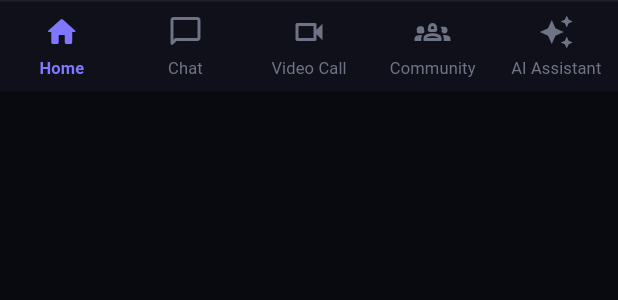
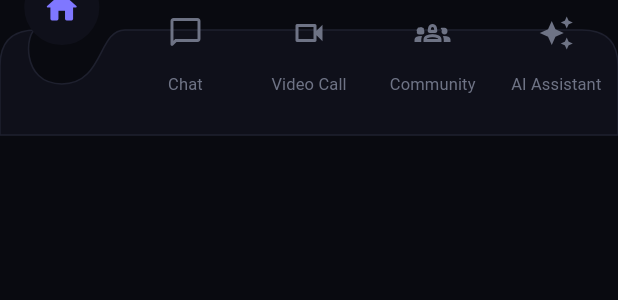
Before and after one commit to aniket120208-cmyk/Quorum_App, a Flutter app: the CustomBottomNavBar widget shown alone on an empty page, opened directly with empty values, on a phone screen of 412 x 824 dp. Shown: the top 300 px of the screen. Run offline on Flutter 3.47's test engine with Material 3 defaults, Android fonts, the phone set to English and light mode, and no system bars; our stand-ins replace dio, file_picker, flutter_secure_storage, image_picker, permission_handler, share_plus and 2 more; missing offline and left inert: flutter_webrtc; accounts and stored records are empty; network calls fail.

Commit message:
feat: update bottom nav bar design

```diff
--- a/lib/screens/home_screen/bottom_nav_bar.dart
+++ b/lib/screens/home_screen/bottom_nav_bar.dart
@@ -16,20 +16,39 @@ class CustomBottomNavBar extends StatelessWidget {
     const Color activeColor = Color(0xFF7F77FF);
     const Color inactiveColor = Color(0xFF6E7385);
 
-    return Container(
-      decoration: const BoxDecoration(
-        color: barBackgroundColor,
-        border: Border(
-          top: BorderSide(
-            color: Color(0xFF1E202E),
-            width: 1.0,
+    return SizedBox(
+      height: 90,
+      child: Stack(
+        clipBehavior: Clip.none,
+        children: [
+          Positioned(
+            bottom: 0,
+            left: 0,
+            right: 0,
+            child: TweenAnimationBuilder<double>(
+              tween: Tween<double>(
+                begin: currentIndex.toDouble(),
+                end: currentIndex.toDouble(),
+              ),
+              duration: const Duration(milliseconds: 300),
+              curve: Curves.easeInOut,
+              builder: (context, animValue, child) {
+                return CustomPaint(
+                  size: Size(MediaQuery.of(context).size.width, 70),
+                  painter: _NavBarPainter(
+                    selectedIndex: animValue,
+                    backgroundColor: barBackgroundColor,
+                  ),
+                );
+              },
             ),
           ),
-      ),
+          Positioned(
+            bottom: 24,
+            left: 0,
+            right: 0,
             child: SafeArea(
               top: false,
-        child: Padding(
-          padding: const EdgeInsets.symmetric(vertical: 8.0),
               child: Row(
                 mainAxisAlignment: MainAxisAlignment.spaceAround,
                 children: [
@@ -40,6 +59,7 @@ class CustomBottomNavBar extends StatelessWidget {
                     activeColor: activeColor,
                     inactiveColor: inactiveColor,
                     onTap: () => onTap(0),
+                    isFloating: currentIndex == 0,
                   ),
                   _NavItem(
                     icon: Icons.chat_bubble_outline_rounded,
@@ -48,6 +68,7 @@ class CustomBottomNavBar extends StatelessWidget {
                     activeColor: activeColor,
                     inactiveColor: inactiveColor,
                     onTap: () => onTap(1),
+                    isFloating: currentIndex == 1,
                   ),
                   _NavItem(
                     icon: Icons.videocam_outlined,
@@ -56,6 +77,7 @@ class CustomBottomNavBar extends StatelessWidget {
                     activeColor: activeColor,
                     inactiveColor: inactiveColor,
                     onTap: () => onTap(2),
+                    isFloating: currentIndex == 2,
                   ),
                   _NavItem(
                     icon: Icons.groups_2_outlined,
@@ -64,6 +86,7 @@ class CustomBottomNavBar extends StatelessWidget {
                     activeColor: activeColor,
                     inactiveColor: inactiveColor,
                     onTap: () => onTap(3),
+                    isFloating: currentIndex == 3,
                   ),
                   _NavItem(
                     icon: Icons.auto_awesome,
@@ -72,12 +95,85 @@ class CustomBottomNavBar extends StatelessWidget {
                     activeColor: activeColor,
                     inactiveColor: inactiveColor,
                     onTap: () => onTap(4),
+                    isFloating: currentIndex == 4,
                   ),
                 ],
               ),
             ),
           ),
+        ],
+      ),
     );
+  }
+}
+
+class _NavBarPainter extends CustomPainter {
+  final double selectedIndex;
+  final Color backgroundColor;
+
+  _NavBarPainter({
+    required this.selectedIndex,
+    required this.backgroundColor,
+  });
+
+  @override
+  void paint(Canvas canvas, Size size) {
+    final Paint paint = Paint()
+      ..color = backgroundColor
+      ..style = PaintingStyle.fill;
+
+    final Paint borderPaint = Paint()
+      ..color = const Color(0xFF1E202E)
+      ..style = PaintingStyle.stroke
+      ..strokeWidth = 1.0;
+
+    final Path path = Path();
+    final double itemWidth = size.width / 5;
+    final double currentCenterX = itemWidth * selectedIndex + (itemWidth / 2);
+
+    const double cornerRadius = 24.0;
+    const double notchRadius = 32.0;
+
+    path.moveTo(0, cornerRadius);
+    path.quadraticBezierTo(0, 0, cornerRadius, 0);
+
+    final double leftCutoutStart = currentCenterX - 42;
+    if (leftCutoutStart > cornerRadius) {
+      path.lineTo(leftCutoutStart, 0);
+    }
+
+    path.cubicTo(
+      currentCenterX - 24,
+      0,
+      currentCenterX - 28,
+      notchRadius + 4,
+      currentCenterX,
+      notchRadius + 4,
+    );
+    path.cubicTo(
+      currentCenterX + 28,
+      notchRadius + 4,
+      currentCenterX + 24,
+      0,
+      currentCenterX + 42,
+      0,
+    );
+
+    final double rightCutoutEnd = size.width - cornerRadius;
+    path.lineTo(rightCutoutEnd, 0);
+    path.quadraticBezierTo(size.width, 0, size.width, cornerRadius);
+    path.lineTo(size.width, size.height);
+    path.lineTo(0, size.height);
+    path.close();
+
+    canvas.drawPath(path, paint);
+    canvas.drawPath(path, borderPaint);
+  }
+
+  @override
+  bool shouldRepaint(_NavBarPainter oldDelegate) {
+    return oldDelegate.selectedIndex != selectedIndex ||
+        oldDelegate.backgroundColor != backgroundColor;
   }
 }
 
@@ -88,6 +184,7 @@ class _NavItem extends StatelessWidget {
   final Color activeColor;
   final Color inactiveColor;
   final VoidCallback onTap;
+  final bool isFloating;
 
   const _NavItem({
     required this.icon,
@@ -96,6 +193,7 @@ class _NavItem extends StatelessWidget {
     required this.activeColor,
     required this.inactiveColor,
     required this.onTap,
+    required this.isFloating,
   });
 
   @override
@@ -103,20 +201,39 @@ class _NavItem extends StatelessWidget {
     final color = isSelected ? activeColor : inactiveColor;
 
     return Expanded(
-      child: InkWell(
+      child: GestureDetector(
+        behavior: HitTestBehavior.opaque,
         onTap: onTap,
-        splashColor: Colors.transparent,
-        highlightColor: Colors.transparent,
-        child: Column(
-          mainAxisSize: MainAxisSize.min,
+        child: SizedBox(
+          height: 60,
+          child: Stack(
+            clipBehavior: Clip.none,
+            alignment: Alignment.center,
             children: [
-            Icon(
+              AnimatedPositioned(
+                duration: const Duration(milliseconds: 300),
+                curve: Curves.easeInOut,
+                top: isFloating ? -26 : 4,
+                child: AnimatedContainer(
+                  duration: const Duration(milliseconds: 300),
+                  curve: Curves.easeInOut,
+                  padding: EdgeInsets.all(isFloating ? 12 : 0),
+                  decoration: BoxDecoration(
+                    color: isFloating ? const Color(0xFF0F101A) : Colors.transparent,
+                    shape: BoxShape.circle,
+                  ),
+                  child: Icon(
                     icon,
-              size: 24,
+                    size: isFloating ? 26 : 24,
                     color: color,
                   ),
-            const SizedBox(height: 4),
-            Text(
+                ),
+              ),
+              Positioned(
+                bottom: 2,
+                child: Opacity(
+                  opacity: isFloating ? 0.0 : 1.0,
+                  child: Text(
                     label,
                     maxLines: 1,
                     overflow: TextOverflow.ellipsis,
@@ -127,7 +244,10 @@ class _NavItem extends StatelessWidget {
                       letterSpacing: 0.1,
                     ),
                   ),
+                ),
+              ),
             ],
+          ),
         ),
       ),
     );
```
Lines whose indentation alone changed are shown as unchanged.
